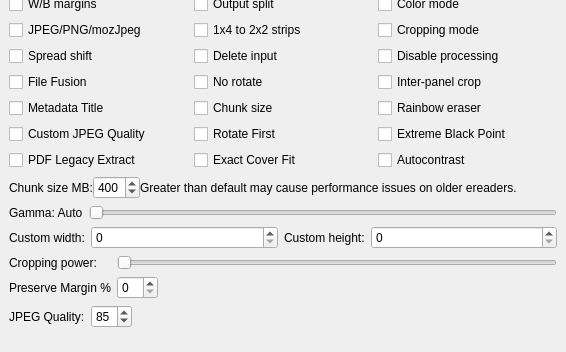
Qt form gui/KCC.ui (ciromattia/kcc) before a commit; both pictures show x 0 to 566 and y 403 to 755 of the 566 by 755 pixel window.
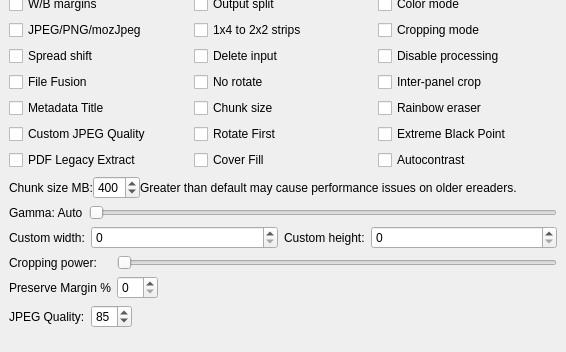
The same form after that commit. Icons and pictures are not drawn.

What changed in the file:
```diff
--- a/gui/KCC.ui
+++ b/gui/KCC.ui
@@ -915,7 +915,7 @@
 May crop top/bottom or left/right depending on source aspect ratio.</string>
          </property>
          <property name="text">
-          <string>Exact Cover Fit</string>
+          <string>Cover Fill</string>
          </property>
         </widget>
        </item>
```
Left out of the diff: 4 changed lines with no effect on the pictures.
